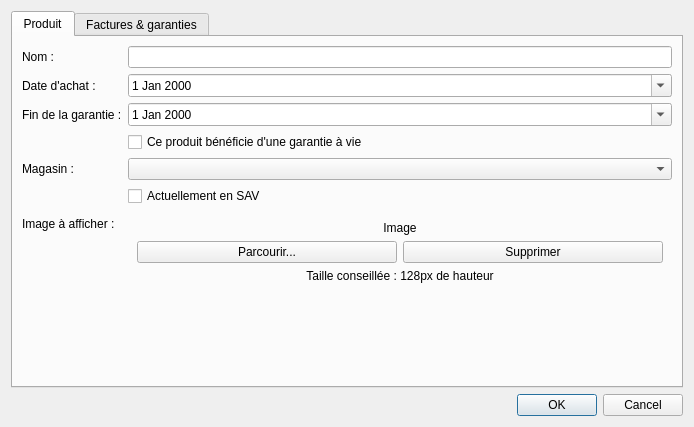
Qt form infosproduitdialog.ui (Deuchnord/Hermes) before a commit.
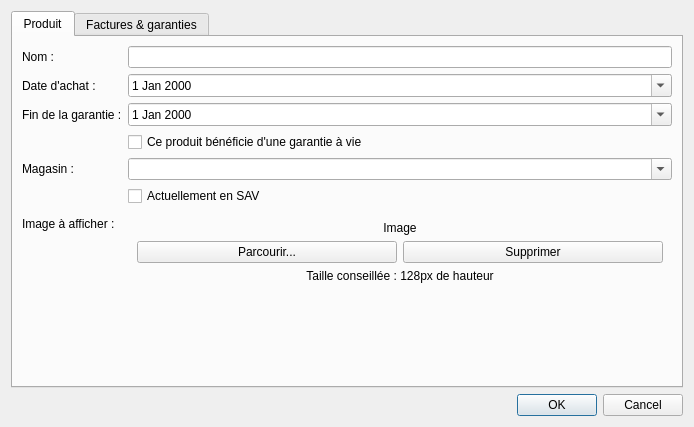
The same form after that commit. Icons and pictures are not drawn.

Diff of the .ui file:
```diff
--- a/infosproduitdialog.ui
+++ b/infosproduitdialog.ui
@@ -73,7 +73,11 @@
         </widget>
        </item>
        <item row="6" column="1">
-        <widget class="QComboBox" name="comboMagasin"/>
+        <widget class="QComboBox" name="comboMagasin">
+         <property name="editable">
+          <bool>true</bool>
+         </property>
+        </widget>
        </item>
        <item row="7" column="1">
         <widget class="QCheckBox" name="checkSAV">
```
